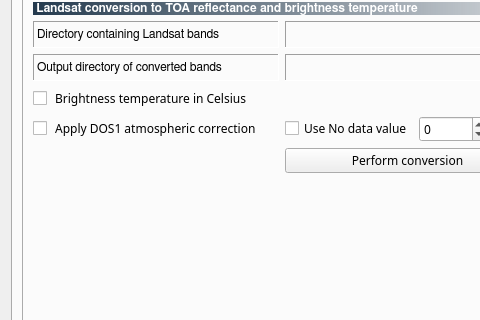
First picture: the form in ui/ui_semiautomaticclassificationplugin.ui, repository semiautomaticgit/SemiAutomaticClassificationPlugin, before the edit; both pictures show x 0 to 480 and y 85 to 405 of the 679 by 538 pixel window.
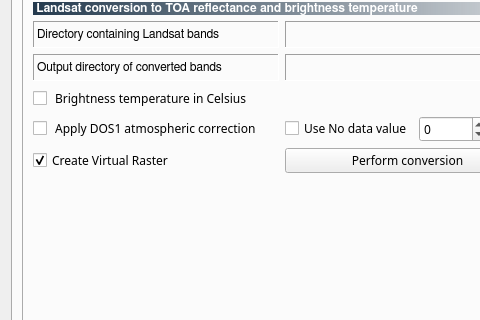
Second picture: the form after the edit. The open tabs and pages were chosen to show the change. Icons and pictures are not drawn.

The edit to the form file:
```diff
--- a/ui/ui_semiautomaticclassificationplugin.ui
+++ b/ui/ui_semiautomaticclassificationplugin.ui
@@ -1195,6 +1195,22 @@
                  </item>
                 </layout>
                </item>
+               <item row="7" column="0">
+                <widget class="QCheckBox" name="create_VRT_checkBox">
+                 <property name="toolTip">
+                  <string>&lt;html&gt;&lt;head/&gt;&lt;body&gt;&lt;p&gt;Enable/Disable the DOS1 atmospheric correction (thermal band is not corrected)&lt;/p&gt;&lt;/body&gt;&lt;/html&gt;</string>
+                 </property>
+                 <property name="text">
+                  <string>Create Virtual Raster</string>
+                 </property>
+                 <property name="checked">
+                  <bool>true</bool>
+                 </property>
+                 <property name="tristate">
+                  <bool>false</bool>
+                 </property>
+                </widget>
+               </item>
               </layout>
              </item>
              <item row="1" column="0">
```
Left out of the diff: 12 changed lines with no effect on the pictures.
